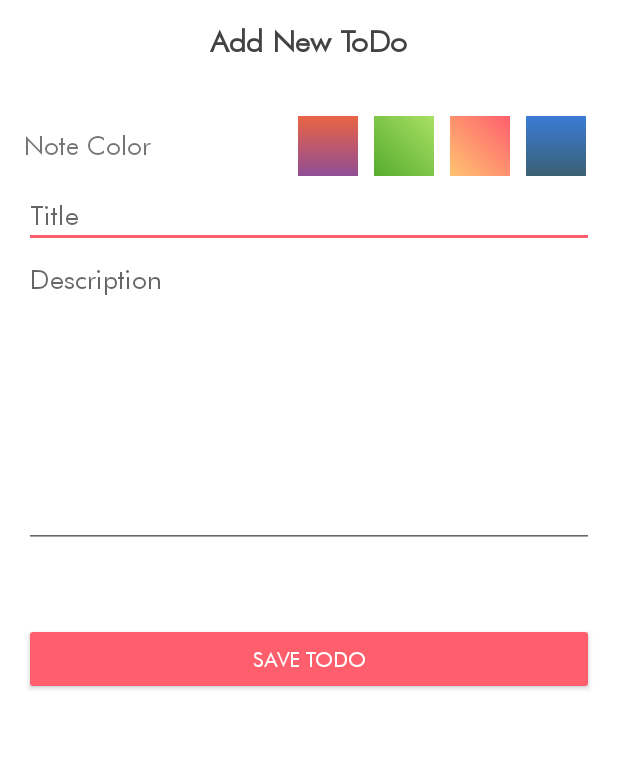
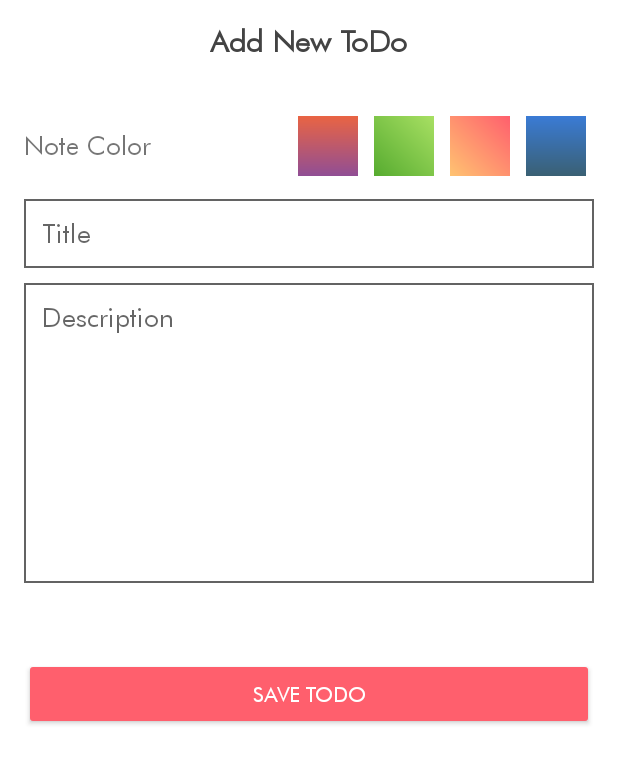
Before and after one commit to altafc22/iToDo, an Android app: the screen it shows after launch (AddToDoActivity), after a tap on an icon or button, on a phone screen of 412 x 824 dp. Shown: the top 764 px of the screen. Run offline under Robolectric (Android 15) with nearby library versions, the phone set to English and light mode, and no system bars; our stand-ins replace Dagger/Hilt's generated code, Room's generated code, data binding; libraries missing offline, so code that uses them is left out: com.bestsoft32.tt_fancy_gif_dialog_lib, es.dmoral.toasty.

Commit message:
about dialogbox updated

```diff
--- a/app/src/main/java/gq/altafchaudhari/itodo/ui/MainActivity.java
+++ b/app/src/main/java/gq/altafchaudhari/itodo/ui/MainActivity.java
@@ -175,7 +175,7 @@ public class MainActivity extends AppCompatActivity {
     {
         new TTFancyGifDialog.Builder(MainActivity.this)
                 .setTitle("iToDo App")
-                .setMessage("Developed by: Altaf Chaudhari\n check my repository on github "+ Html.fromHtml("<a href='http://www.google.com'> Google </a>"))
+                .setMessage("Developer: Altaf Chaudhari\nCheck repository on github\nhttps://github.com/altafc22/iToDo")
                 .setPositiveBtnText("Ok")
                 .setPositiveBtnBackground("#22b573")
                 .setNegativeBtnText("Cancel")
@@ -185,7 +185,7 @@ public class MainActivity extends AppCompatActivity {
                 .OnPositiveClicked(new TTFancyGifDialogListener() {
                     @Override
                     public void OnClick() {
-                        Toast.makeText(MainActivity.this,"Ok",Toast.LENGTH_SHORT).show();
+
                     }
                 })
                 /*.OnNegativeClicked(new TTFancyGifDialogListener() {
--- a/app/src/main/res/layout/activity_add_to_do.xml
+++ b/app/src/main/res/layout/activity_add_to_do.xml
@@ -106,6 +106,10 @@
                         android:layout_width="match_parent"
                         android:layout_height="wrap_content"
                         android:hint="Title"
+                        android:layout_marginTop="10dp"
+                        android:background="@drawable/edit_text_bg"
+                        android:padding="12dp"
+                        android:textColor="@color/colorText"
                         android:inputType="text" />
 
                     <EditText
@@ -113,8 +117,13 @@
                         android:layout_width="match_parent"
                         android:layout_height="200dp"
                         android:gravity="start"
+                        android:layout_marginTop="10dp"
+                        android:background="@drawable/edit_text_bg"
+                        android:padding="12dp"
+                        android:textColor="@color/colorText"
                         android:hint="Description"
                         android:inputType="textMultiLine" />
+
 
 
                     <Button
```
